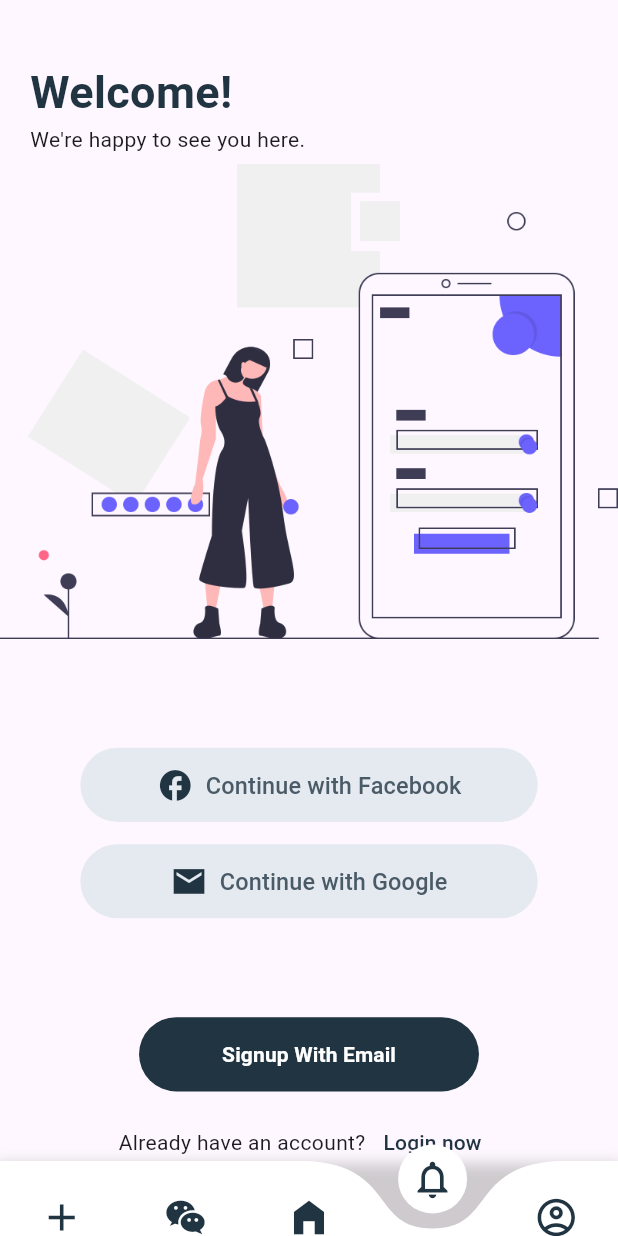
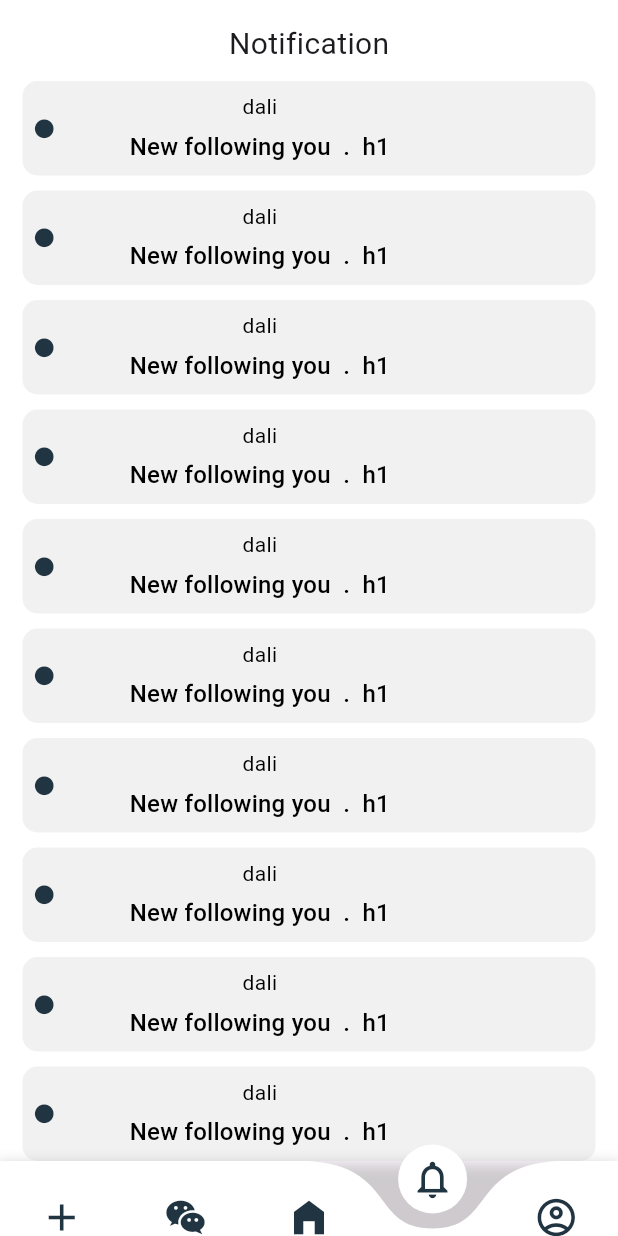
Before and after one commit to Hamdichw/E-Attorney-Mobile-Application, a Flutter app: the screen it shows after launch, swiped to page 4, on a phone screen of 412 x 824 dp. Run offline on Flutter 3.47's test engine with Material 3 defaults, Android fonts, the phone set to English and light mode, and no system bars; drawn by our look-alikes of curved_navigation_bar; our stand-ins replace dots_indicator; missing offline and left inert: animated_switch.

Commit message:
notification page

```diff
--- a/lib/main.dart
+++ b/lib/main.dart
@@ -8,6 +8,8 @@
 import 'package:e_attorney_hub/view/splash_screen.dart';
 import 'package:flutter/material.dart';
 
+import 'view/notification_page.dart';
+
 void main() {
   runApp(MaterialApp(
     debugShowCheckedModeBanner: false,
--- a/lib/utils/const.dart
+++ b/lib/utils/const.dart
@@ -2,3 +2,9 @@ import 'package:flutter/material.dart';
 
 //button color
 const btncolor = Color.fromARGB(255, 33, 52, 66);
+const Color primary = Color(0xFF1FCC79);
+const Color Secondary = Color(0xFFFF6464);
+const Color mainText = Color(0xFF2E3E5C);
+const Color SecondaryText = Color(0xFF9FA5C0);
+const Color outline = Color(0xFFD0DBEA);
+const Color form = Color(0xFFF4F5F7);
--- /dev/null
+++ b/lib/utils/widgets/custom_follow_notifcation.dart
@@ -0,0 +1,67 @@
+import 'package:e_attorney_hub/utils/const.dart';
+import 'package:flutter/cupertino.dart';
+import 'package:flutter/material.dart';
+import 'package:flutter/src/foundation/key.dart';
+import 'package:flutter/src/widgets/framework.dart';
+
+class CustomFollowNotifcation extends StatefulWidget {
+  final String lawyer;
+  final String msg;
+  const CustomFollowNotifcation(
+      {Key? key, required this.lawyer, required this.msg})
+      : super(key: key);
+
+  @override
+  State<CustomFollowNotifcation> createState() =>
+      _CustomFollowNotifcationState();
+}
+
+class _CustomFollowNotifcationState extends State<CustomFollowNotifcation> {
+  bool follow = false;
+  @override
+  Widget build(BuildContext context) {
+    return Container(
+      padding: EdgeInsets.all(7),
+      decoration: BoxDecoration(
+        color: Color.fromARGB(37, 158, 158, 158),
+        borderRadius: BorderRadius.circular(10),
+      ),
+      child: Row(
+        children: [
+          Icon(
+            Icons.circle,
+            size: 15,
+            color: btncolor,
+          ),
+          /* CircleAvatar(
+            radius: 25,
+            backgroundImage: AssetImage("imges/images.png"),
+            backgroundColor: btncolor,
+          ) */
+          SizedBox(
+            width: MediaQuery.of(context).size.width * 0.12,
+          ),
+          Column(
+            crossAxisAlignment: CrossAxisAlignment.center,
+            children: [
+              Text(
+                widget.lawyer,
+                style: TextStyle(color: Colors.black),
+              ),
+              const SizedBox(
+                height: 5,
+              ),
+              Text(
+                widget.msg,
+                style: Theme.of(context)
+                    .textTheme
+                    .subtitle1!
+                    .copyWith(color: Colors.black),
+              ),
+            ],
+          )
+        ],
+      ),
+    );
+  }
+}
--- a/lib/view/first_screens/screen4.dart
+++ b/lib/view/first_screens/screen4.dart
@@ -1,5 +1,6 @@
 import 'package:e_attorney_hub/utils/const.dart';
 import 'package:e_attorney_hub/view/authentification/login.dart';
+import 'package:e_attorney_hub/view/authentification/signup.dart';
 import 'package:flutter/material.dart';
 
 import '../../utils/widgets/buttons/btn_screen4.dart';
@@ -20,7 +21,7 @@ class Screen4 extends StatelessWidget {
                 mainAxisAlignment: MainAxisAlignment.start,
                 crossAxisAlignment: CrossAxisAlignment.stretch,
                 children: [
-                  Padding(
+                  const Padding(
                       padding: EdgeInsets.fromLTRB(20, 40, 0, 0),
                       child: Text(
                         "Welcome!",
@@ -29,13 +30,13 @@ class Screen4 extends StatelessWidget {
                             fontSize: 30,
                             fontWeight: FontWeight.bold),
                       )),
-                  Padding(
+                  const Padding(
                       padding: EdgeInsets.fromLTRB(20, 0, 0, 0),
                       child: Text("We're happy to see you here.")),
                   Image(
                       height: MediaQuery.of(context).size.height * 0.4,
                       width: MediaQuery.of(context).size.height * 0.05,
-                      image: AssetImage('images/mobile_login.png')),
+                      image: const AssetImage('images/mobile_login.png')),
                   SizedBox(
                     height: MediaQuery.of(context).size.height * 0.08,
                   ),
@@ -63,37 +64,43 @@ class Screen4 extends StatelessWidget {
               ),
             ),
             ElevatedButton(
-              onPressed: null,
-              child: Text(
+              onPressed: () {
+                Navigator.push(
+                    context,
+                    MaterialPageRoute<void>(
+                      builder: (BuildContext context) => const signup(),
+                    ));
+              },
+              style: ButtonStyle(
+                fixedSize: MaterialStatePropertyAll(Size(
+                    MediaQuery.of(context).size.width * 0.55,
+                    MediaQuery.of(context).size.height * 0.06)),
+                backgroundColor: const MaterialStatePropertyAll(btncolor),
+              ),
+              child: const Text(
                 'Signup With Email',
                 style: TextStyle(
                     color: Colors.white,
                     fontWeight: FontWeight.bold,
                     fontSize: 14),
               ),
-              style: ButtonStyle(
-                fixedSize: MaterialStatePropertyAll(Size(
-                    MediaQuery.of(context).size.width * 0.55,
-                    MediaQuery.of(context).size.height * 0.06)),
-                backgroundColor: MaterialStatePropertyAll(btncolor),
-              ),
             ),
-            SizedBox(
+            const SizedBox(
               height: 10,
             ),
             Row(
               mainAxisAlignment: MainAxisAlignment.center,
               children: [
-                Text("Already have an account?"),
+                const Text("Already have an account?"),
                 TextButton(
                     onPressed: () {
                       Navigator.push(
                           context,
                           MaterialPageRoute(
-                            builder: (context) => login(),
+                            builder: (context) => const login(),
                           ));
                     },
-                    child: Text(
+                    child: const Text(
                       "Login now",
                       style: TextStyle(color: btncolor),
                     ))
--- a/lib/view/nav_bar.dart
+++ b/lib/view/nav_bar.dart
@@ -5,6 +5,7 @@ import 'package:e_attorney_hub/view/authentification/login.dart';
 import 'package:e_attorney_hub/view/first_screens/screen4.dart';
 import 'package:e_attorney_hub/view/authentification/signup.dart';
 
+import 'notification_page.dart';
 import 'profile_screen.dart';
 
 class NavBar extends StatefulWidget {
@@ -102,11 +103,11 @@ class _NavBarState extends State<NavBar> {
         },
 
         ///********les pages de navbar******** */
-        children: const <Widget>[
+        children: <Widget>[
           login(),
           signup(),
           Screen4(),
-          Screen4(),
+          NotitcationTap(),
           ProfileScreen()
         ],
       ),
--- /dev/null
+++ b/lib/view/notification_page.dart
@@ -0,0 +1,50 @@
+import 'package:flutter/material.dart';
+import '../utils/widgets/custom_follow_notifcation.dart';
+import '../utils/widgets/custom_liked_notifcation.dart';
+
+class NotitcationTap extends StatelessWidget {
+  NotitcationTap({Key? key}) : super(key: key);
+
+  List<String> newItem = List.generate(16, (index) => "follow");
+
+  @override
+  Widget build(BuildContext context) {
+    return SafeArea(
+      child: Scaffold(
+        backgroundColor: Colors.white,
+        body: SingleChildScrollView(
+          child: Padding(
+            padding: EdgeInsets.all(15),
+            child: Column(
+              crossAxisAlignment: CrossAxisAlignment.center,
+              children: [
+                Text(
+                  "Notification",
+                  style: TextStyle(fontSize: 20),
+                ),
+                const SizedBox(
+                  height: 10,
+                ),
+                ListView.builder(
+                  shrinkWrap: true,
+                  itemCount: newItem.length,
+                  itemBuilder: (context, index) {
+                    return Column(
+                      children: [
+                        CustomFollowNotifcation(
+                          lawyer: 'dali',
+                          msg: 'New following you  .  h1',
+                        ),
+                        SizedBox(height: 10),
+                      ],
+                    );
+                  },
+                )
+              ],
+            ),
+          ),
+        ),
+      ),
+    );
+  }
+}
--- a/pubspec.yaml
+++ b/pubspec.yaml
@@ -41,6 +41,8 @@ dependencies:
   dots_indicator: ^3.0.0
   circle_nav_bar: ^2.0.1+1
   curved_navigation_bar: ^1.0.3
+  firebase_auth: ^4.17.4
+  firebase_storage: ^11.6.5
 
 
 dev_dependencies:
```
Also changed, not shown: lib/utils/widgets/buttons/custom_button.dart (added, +52 -0 lines), lib/utils/widgets/custom_liked_notifcation.dart (added, +75 -0 lines), images/Cover.png (added), pubspec.lock, 5 other files.
